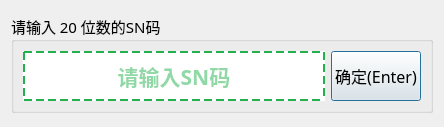
Qt form bindingSn.ui (673609923/MpythonTest) before a commit.
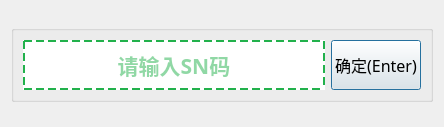
The same form after that commit.

```diff
--- a/bindingSn.ui
+++ b/bindingSn.ui
@@ -29,7 +29,7 @@
       </font>
      </property>
      <property name="title">
-      <string>请输入 20 位数的SN码</string>
+      <string/>
      </property>
      <layout class="QHBoxLayout" name="horizontalLayout_16">
       <item>
```
Left out of the diff: 14 changed lines with no effect on the pictures.
